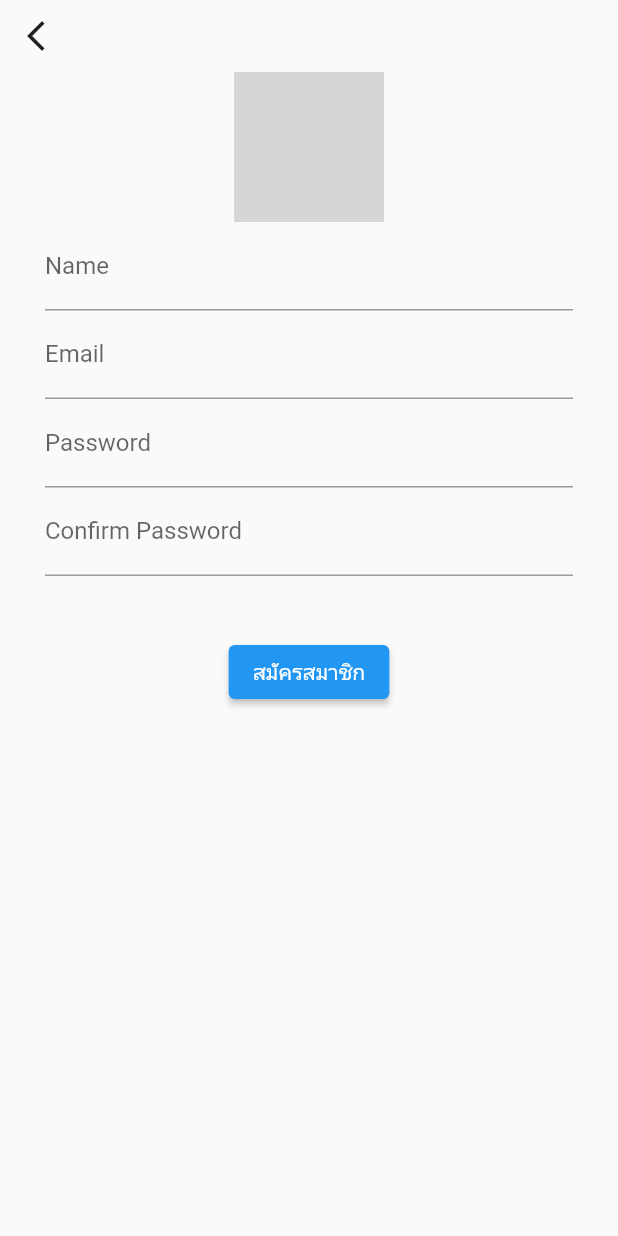
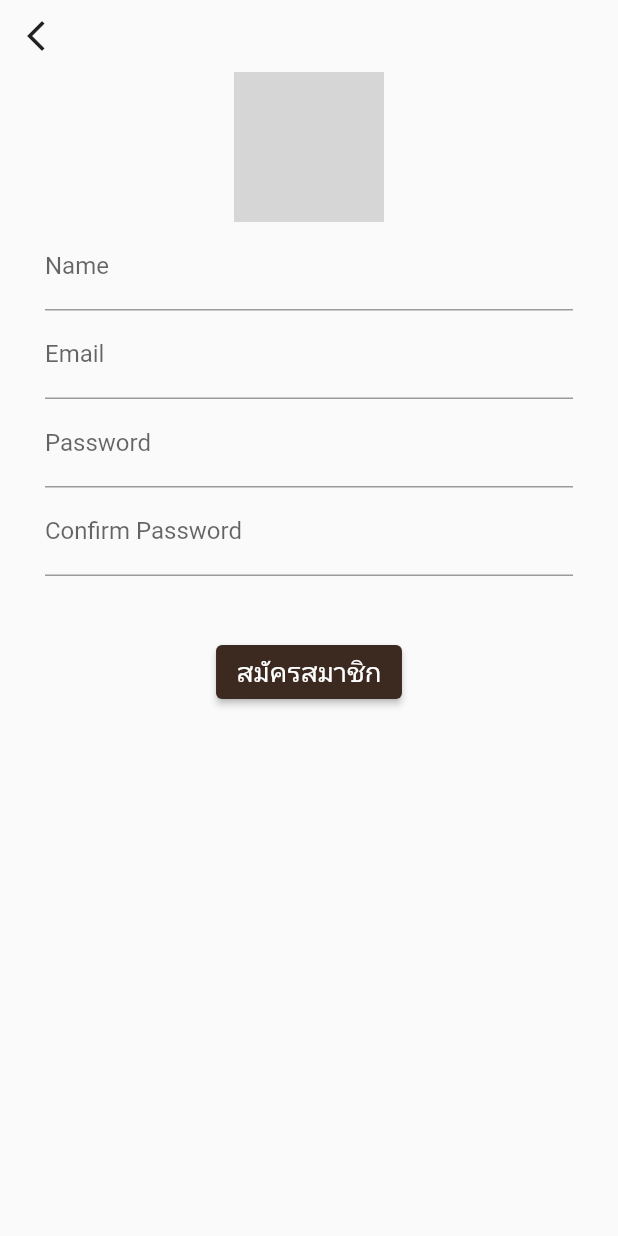
Before and after one commit to kaluvic/pak-cafe, a Flutter app: the screen it shows after launch, after a tap on "สมัครสมาชิก", on a phone screen of 412 x 824 dp. Run offline on Flutter 3.47's test engine with Material 2 defaults, Android fonts, the phone set to English and light mode, and no system bars; our stand-ins replace carousel_slider, firebase_core, firebase_database, shared_preferences; accounts and stored records are empty; grey boxes are pictures that could not be loaded.

Commit message:
add theme

```diff
--- a/user/lib/main.dart
+++ b/user/lib/main.dart
@@ -4,28 +4,28 @@ import 'package:firebase_core/firebase_core.dart';
 import 'package:pak_user/pages/login.dart';
 import 'package:pak_user/pages/navigation.dart';
 import 'package:pak_user/services/user_service.dart';
+import 'package:pak_user/theme/customtheme.dart';
 
 void main() async {
+  WidgetsFlutterBinding.ensureInitialized();
   await Firebase.initializeApp(
     options: DefaultFirebaseOptions.currentPlatform,
   );
   final userService = UserService();
   bool isLogin = await userService.isLogin();
 
-
-  runApp( MyApp(isLogin: isLogin));
+  runApp(MyApp(isLogin: isLogin));
 }
 
 class MyApp extends StatelessWidget {
-   MyApp({super.key,required this.isLogin});
-  bool isLogin ;
+  MyApp({super.key, required this.isLogin});
+  bool isLogin;
   @override
   Widget build(BuildContext context) {
     return MaterialApp(
       title: 'Flutter Demo',
-      theme: ThemeData(
-        primarySwatch: Colors.blue,
-      ),
+      debugShowCheckedModeBanner: false,
+      theme: CustomTheme.defaultTheme,
       home: isLogin ? const NavigationPage() : const LoginPage(),
     );
   }
--- a/user/lib/pages/home.dart
+++ b/user/lib/pages/home.dart
@@ -4,6 +4,7 @@ import 'package:pak_user/entities/menuinfo_entity.dart';
 import 'package:pak_user/pages/menu_order.dart';
 import 'package:pak_user/services/menu_service.dart';
 import 'package:pak_user/pages/cart.dart';
+import 'package:pak_user/theme/customtheme.dart';
 import '../entities/menulist_entity.dart';
 
 class HomePage extends StatefulWidget {
@@ -121,8 +122,9 @@ class _HomePageState extends State<HomePage> {
                         children: [
                           Container(
                             child: TabBar(
-                                labelColor: Colors.blue,
-                                unselectedLabelColor: Colors.black,
+                                indicatorColor: CoffeeColor.coffee,
+                                labelColor: CoffeeColor.cream,
+                                unselectedLabelColor: CoffeeColor.coffee,
                                 tabs: generateTab()),
                           ),
                           //* BODY
--- a/user/lib/pages/login.dart
+++ b/user/lib/pages/login.dart
@@ -33,25 +33,22 @@ class _LoginPageState extends State<LoginPage> {
     return Scaffold(
       body: SafeArea(
           child: Container(
-                margin: const EdgeInsets.only(
-                    top: 40, left: 30, right: 30, bottom: 40),
+        margin: const EdgeInsets.only(top: 40, left: 30, right: 30, bottom: 40),
         child: Column(
           children: [
             SizedBox(
               width: 100,
               height: 100,
-                      child: Image.asset('images/MyIcon.jpg'),
+              child: Image.asset('assets/images/MyIcon.jpg'),
             ),
             Form(
                 key: _formKey,
                 child: Column(
                   children: [
                     TextFormField(
-                              decoration:
-                                  const InputDecoration(labelText: 'Email'),
+                      decoration: const InputDecoration(labelText: 'Email'),
                       validator: (value) {
-                                if (value!.isEmpty ||
-                                    !emailForm.hasMatch(value)) {
+                        if (value!.isEmpty || !emailForm.hasMatch(value)) {
                           return 'Invalid Email';
                         }
                         email = value;
@@ -60,8 +57,7 @@ class _LoginPageState extends State<LoginPage> {
                     ),
                     TextFormField(
                       obscureText: true,
-                              decoration:
-                                  const InputDecoration(labelText: 'Password'),
+                      decoration: const InputDecoration(labelText: 'Password'),
                       validator: (value) {
                         if (value!.isEmpty || value.length < 8) {
                           return 'Invalid Password';
@@ -71,6 +67,8 @@ class _LoginPageState extends State<LoginPage> {
                       },
                     ),
                     Container(
+                      width: 150.0,
+                      height: 50.0,
                       margin: const EdgeInsets.only(
                           top: 40, left: 20, right: 20, bottom: 20),
                       child: ElevatedButton(
@@ -81,25 +79,25 @@ class _LoginPageState extends State<LoginPage> {
                               if (_formKey.currentState!.validate()) {
                                 if (v.email == email &&
                                     v.password == password) {
-                                              userService.setUserCache(v.name, v.userId, v.credit);
-                                          Navigator.of(context).push(
-                                              MaterialPageRoute(
+                                  userService.setUserCache(
+                                      v.name, v.userId, v.credit);
+                                  Navigator.of(context).push(MaterialPageRoute(
                                       builder: (context) =>
                                           const NavigationPage()));
                                 }
                               }
                             });
                           }),
-                                  child: const Text('เข้าสู่ระบบ')),
+                          child: const Text(
+                            'เข้าสู่ระบบ',
+                          )),
                     )
                   ],
                 )),
             TextButton(
                 onPressed: (() {
-                          Navigator.push(
-                              context,
-                              MaterialPageRoute(
-                                  builder: (_) => const RegisterPage()));
+                  Navigator.push(context,
+                      MaterialPageRoute(builder: (_) => const RegisterPage()));
                 }),
                 child: const Text('สมัครสมาชิก'))
           ],
--- a/user/lib/pages/register.dart
+++ b/user/lib/pages/register.dart
@@ -24,7 +24,7 @@ class _RegisterPageState extends State<RegisterPage> {
   var uuid = const Uuid();
   final dbRef = FirebaseDatabase.instance.ref();
   final userService = UserService();
-  Map<String, UserList> userList = {};
+  Map<String?, UserList> userList = {};
   bool isExist = false;
 
   @override
--- /dev/null
+++ b/user/lib/theme/customtheme.dart
@@ -0,0 +1,48 @@
+import 'package:flutter/material.dart';
+
+class CustomTheme {
+  CustomTheme._();
+
+  static ThemeData defaultTheme = ThemeData(
+      appBarTheme: const AppBarTheme(
+        color: CoffeeColor.coffee,
+      ),
+      primarySwatch: CoffeeColor.coffee,
+      textTheme: const TextTheme(button: TextStyle(fontSize: 18)));
+}
+
+class CoffeeColor {
+  static Color cream = const Color(0xFFD5CEA3);
+  static Color milk = const Color(0xFFE5E5CB);
+
+  static const MaterialColor darkcoffee = MaterialColor(
+    0xFF1A120B,
+    <int, Color>{
+      50: Color(0xff17100a), //10%
+      100: Color(0xff150e09), //20%
+      200: Color(0xff120d08), //30%
+      300: Color(0xff100b07), //40%
+      400: Color(0xff0d0906), //50%
+      500: Color(0xff0a0704), //60%
+      600: Color(0xff080503), //70%
+      700: Color(0xff050402), //80%
+      800: Color(0xff030201), //90%
+      900: Color(0xff000000), //100%
+    },
+  );
+  static const MaterialColor coffee = MaterialColor(
+    0xFF3C2A21,
+    <int, Color>{
+      50: Color(0xff36261e), //10%
+      100: Color(0xff30221a), //20%
+      200: Color(0xff2a1d17), //30%
+      300: Color(0xff241914), //40%
+      400: Color(0xff1e1511), //50%
+      500: Color(0xff18110d), //60%
+      600: Color(0xff120d0a), //70%
+      700: Color(0xff0c0807), //80%
+      800: Color(0xff060403), //90%
+      900: Color(0xff000000), //100%
+    },
+  );
+}
--- a/user/pubspec.yaml
+++ b/user/pubspec.yaml
@@ -55,7 +55,7 @@ flutter:
   uses-material-design: true
   # To add assets to your application, add an assets section, like this:
   assets:
-    - assets/images/MyIcon.jpg
+    - assets/images/
   #   - images/a_dot_ham.jpeg
   # An image asset can refer to one or more resolution-specific "variants", see
   # https://flutter.dev/assets-and-images/#resolution-aware
```
Also changed, not shown: user/lib/pages/navigation.dart (+17 -3 lines), 2 other files. Lines whose indentation alone changed are shown as unchanged.
